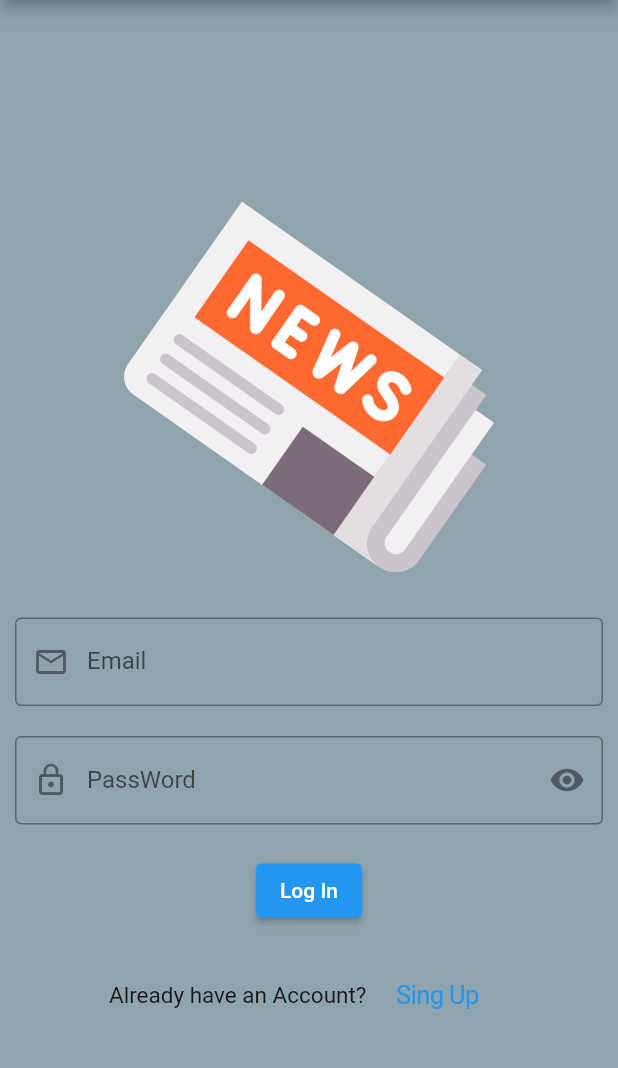
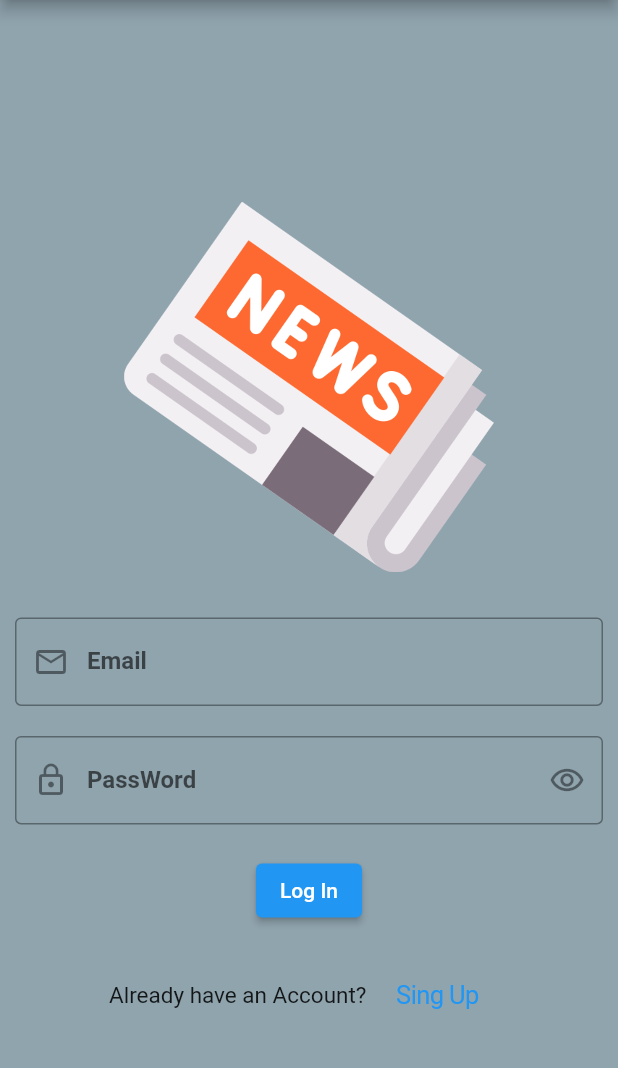
Before and after one commit to KaushikDas9/NewsPaper, a Flutter app: the screen it shows after launch, on a phone screen of 412 x 824 dp, the part 84-1152 px from its top. Run offline on Flutter 3.47's test engine with Material 2 defaults, Android fonts, the phone set to English and light mode, and no system bars; our stand-ins replace firebase_auth, firebase_core, fluttertoast; missing offline and left inert: flutter_inappwebview; accounts and stored records are empty.

```diff
--- a/lib/FireBase/Login.dart
+++ b/lib/FireBase/Login.dart
@@ -13,6 +13,7 @@ class LoginPage extends StatefulWidget {
 }
 
 class _LoginPageState extends State<LoginPage> {
+  bool showPassword = true;
   bool processWhenSignClick = false;
   final FirebaseAuth _auth = FirebaseAuth.instance;
   final _formKey = GlobalKey<FormState>();
@@ -65,6 +66,12 @@ class _LoginPageState extends State<LoginPage> {
                     Padding(
                       padding: const EdgeInsets.all(10),
                       child: TextFormField(
+                        onTapOutside: (PointerDownEvent) {
+                          FocusManager.instance.primaryFocus?.unfocus();
+                        },
+                        style: TextStyle(
+                            color: Colors.black.withOpacity(.7),
+                            fontWeight: FontWeight.bold),
                         controller: _email,
                         decoration: const InputDecoration(
                             border: OutlineInputBorder(),
@@ -83,13 +90,27 @@ class _LoginPageState extends State<LoginPage> {
                     Padding(
                       padding: const EdgeInsets.fromLTRB(10, 10, 10, 0),
                       child: TextFormField(
+                        onTapOutside: (PointerDownEvent) {
+                          FocusManager.instance.primaryFocus?.unfocus();
+                        },
                         controller: _passWord,
-                        obscureText: true,
-                        decoration: const InputDecoration(
+                        obscureText: showPassword,
+                        style: TextStyle(
+                            color: Colors.black.withOpacity(.7),
+                            fontWeight: FontWeight.bold),
+                        decoration: InputDecoration(
                             border: OutlineInputBorder(),
                             hintText: "Enter your PassWord",
                             prefixIcon: Icon(Icons.lock_outline),
-                            suffixIcon: Icon(Icons.remove_red_eye),
+                            suffixIcon: IconButton(
+                                onPressed: () {
+                                  setState(() {
+                                    showPassword = !showPassword;
+                                  });
+                                },
+                                icon: showPassword
+                                    ? Icon(Icons.remove_red_eye_outlined)
+                                    : Icon(Icons.remove_red_eye)),
                             labelText: "PassWord"),
                         textInputAction: TextInputAction.next,
                         onEditingComplete: () {
```
Also changed, not shown: lib/FireBase/SingUp.dart (+24 -3 lines).
